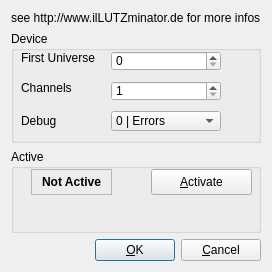
Above: libs/udmxout/configureudmxout.ui from Andersbakken/qlc before the change. Below: the same form after it.
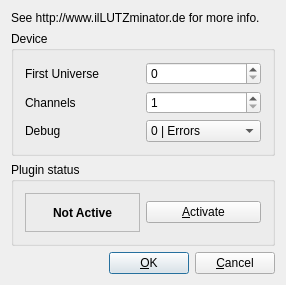
That is the form after the change.

Commit message: Fixed udmxout configure dialog to respect user resizing. Fixed exported plugin name so that the plugin is recognized. Added -lusb to all targets. Win32 port isn't probably working now.

What changed in the file:
```diff
--- a/libs/udmxout/configureudmxout.ui
+++ b/libs/udmxout/configureudmxout.ui
@@ -5,91 +5,151 @@
    <rect>
     <x>0</x>
     <y>0</y>
-    <width>269</width>
-    <height>272</height>
+    <width>286</width>
+    <height>285</height>
    </rect>
   </property>
   <property name="windowTitle" >
    <string>Configure uDMX Plugin</string>
   </property>
-  <layout class="QGridLayout" >
-   <item row="2" column="1" >
-    <layout class="QGridLayout" >
-     <item row="1" column="0" >
-      <layout class="QGridLayout" >
-       <item row="1" column="0" >
-        <spacer name="spacer2" >
-         <property name="orientation" >
-          <enum>Qt::Horizontal</enum>
+  <layout class="QVBoxLayout" name="verticalLayout" >
+   <item>
+    <widget class="QLabel" name="label" >
+     <property name="sizePolicy" >
+      <sizepolicy vsizetype="Fixed" hsizetype="Preferred" >
+       <horstretch>0</horstretch>
+       <verstretch>0</verstretch>
+      </sizepolicy>
+     </property>
+     <property name="text" >
+      <string>See http://www.ilLUTZminator.de for more info.</string>
+     </property>
+    </widget>
+   </item>
+   <item>
+    <widget class="QGroupBox" name="groupBox_2" >
+     <property name="title" >
+      <string>Device</string>
+     </property>
+     <layout class="QGridLayout" name="gridLayout" >
+      <item row="0" column="0" >
+       <widget class="QLabel" name="textLabel1_2" >
+        <property name="text" >
+         <string>First Universe</string>
+        </property>
+        <property name="wordWrap" >
+         <bool>false</bool>
+        </property>
+       </widget>
+      </item>
+      <item row="0" column="1" >
+       <widget class="QSpinBox" name="m_firstUnivSpinBox" >
+        <property name="sizePolicy" >
+         <sizepolicy vsizetype="Preferred" hsizetype="Preferred" >
+          <horstretch>0</horstretch>
+          <verstretch>0</verstretch>
+         </sizepolicy>
+        </property>
+        <property name="toolTip" >
+         <string>The number of the first universe</string>
+        </property>
+        <property name="minimum" >
+         <number>0</number>
+        </property>
+        <property name="maximum" >
+         <number>8</number>
+        </property>
+        <property name="value" >
+         <number>0</number>
+        </property>
+       </widget>
+      </item>
+      <item row="1" column="0" >
+       <widget class="QLabel" name="lbl_Chan" >
+        <property name="text" >
+         <string>Channels</string>
+        </property>
+        <property name="wordWrap" >
+         <bool>false</bool>
+        </property>
+       </widget>
+      </item>
+      <item row="1" column="1" >
+       <widget class="QSpinBox" name="m_spnChannel" >
+        <property name="sizePolicy" >
+         <sizepolicy vsizetype="Preferred" hsizetype="Preferred" >
+          <horstretch>0</horstretch>
+          <verstretch>0</verstretch>
+         </sizepolicy>
+        </property>
+        <property name="toolTip" >
+         <string>Number of channels supported</string>
+        </property>
+        <property name="minimum" >
+         <number>1</number>
+        </property>
+        <property name="maximum" >
+         <number>512</number>
+        </property>
+        <property name="value" >
+         <number>1</number>
+        </property>
+       </widget>
+      </item>
+      <item row="2" column="0" >
+       <widget class="QLabel" name="textLabel2" >
+        <property name="text" >
+         <string>Debug</string>
+        </property>
+        <property name="wordWrap" >
+         <bool>false</bool>
+        </property>
+       </widget>
+      </item>
+      <item row="2" column="1" >
+       <widget class="QComboBox" name="m_cmbDebug" >
+        <property name="sizePolicy" >
+         <sizepolicy vsizetype="Preferred" hsizetype="Preferred" >
+          <horstretch>0</horstretch>
+          <verstretch>0</verstretch>
+         </sizepolicy>
+        </property>
+        <property name="toolTip" >
+         <string>Console debug level</string>
+        </property>
+        <item>
+         <property name="text" >
+          <string>0 | Errors</string>
          </property>
-         <property name="sizeType" >
-          <enum>QSizePolicy::Expanding</enum>
+        </item>
+        <item>
+         <property name="text" >
+          <string>1 | Warnings</string>
          </property>
-         <property name="sizeHint" stdset="0" >
-          <size>
-           <width>103</width>
-           <height>20</height>
-          </size>
-         </property>
-        </spacer>
-       </item>
-       <item row="1" column="2" >
-        <widget class="QPushButton" name="m_cancel" >
-         <property name="sizePolicy" >
-          <sizepolicy vsizetype="Fixed" hsizetype="Fixed" >
-           <horstretch>0</horstretch>
-           <verstretch>0</verstretch>
-          </sizepolicy>
-         </property>
-         <property name="toolTip" >
-          <string>Reject changes and close the dialog</string>
-         </property>
+        </item>
+        <item>
          <property name="text" >
-          <string>&amp;Cancel</string>
+          <string>2 | Infos</string>
          </property>
-         <property name="shortcut" >
-          <string>Alt+C</string>
-         </property>
-        </widget>
-       </item>
-       <item row="1" column="1" >
-        <widget class="QPushButton" name="m_ok" >
-         <property name="sizePolicy" >
-          <sizepolicy vsizetype="Fixed" hsizetype="Fixed" >
-           <horstretch>0</horstretch>
-           <verstretch>0</verstretch>
-          </sizepolicy>
-         </property>
-         <property name="toolTip" >
-          <string>Accept changes and close the dialog</string>
-         </property>
+        </item>
+        <item>
          <property name="text" >
-          <string>&amp;OK</string>
+          <string>3 | All</string>
          </property>
-         <property name="shortcut" >
-          <string>Alt+O</string>
-         </property>
-         <property name="default" >
-          <bool>true</bool>
-         </property>
-        </widget>
-       </item>
-      </layout>
-     </item>
-     <item row="0" column="0" >
-      <widget class="QGroupBox" name="groupBox" >
-       <property name="title" >
-        <string>Active</string>
-       </property>
+        </item>
+       </widget>
+      </item>
+     </layout>
+    </widget>
+   </item>
+   <item>
+    <widget class="QGroupBox" name="groupBox" >
+     <property name="title" >
+      <string>Plugin status</string>
+     </property>
+     <layout class="QHBoxLayout" name="horizontalLayout" >
+      <item>
        <widget class="QLabel" name="m_statusLabel" >
-        <property name="geometry" >
-         <rect>
-          <x>20</x>
-          <y>20</y>
-          <width>81</width>
-          <height>26</height>
-         </rect>
-        </property>
         <property name="font" >
          <font>
           <weight>75</weight>
@@ -115,15 +175,9 @@
          <bool>false</bool>
         </property>
        </widget>
+      </item>
+      <item>
        <widget class="QPushButton" name="m_activate" >
-        <property name="geometry" >
-         <rect>
-          <x>140</x>
-          <y>20</y>
-          <width>101</width>
-          <height>26</height>
-         </rect>
-        </property>
         <property name="toolTip" >
          <string>Activate the interface. Pressing this button also saves settings.</string>
         </property>
@@ -134,155 +188,71 @@
          <string>Alt+A</string>
         </property>
        </widget>
+      </item>
+     </layout>
+    </widget>
+   </item>
+   <item>
+    <layout class="QHBoxLayout" name="horizontalLayout_2" >
+     <item>
+      <spacer name="spacer2" >
+       <property name="orientation" >
+        <enum>Qt::Horizontal</enum>
+       </property>
+       <property name="sizeType" >
+        <enum>QSizePolicy::Expanding</enum>
+       </property>
+       <property name="sizeHint" stdset="0" >
+        <size>
+         <width>103</width>
+         <height>20</height>
+        </size>
+       </property>
+      </spacer>
+     </item>
+     <item>
+      <widget class="QPushButton" name="m_ok" >
+       <property name="sizePolicy" >
+        <sizepolicy vsizetype="Fixed" hsizetype="Fixed" >
+         <horstretch>0</horstretch>
+         <verstretch>0</verstretch>
+        </sizepolicy>
+       </property>
+       <property name="toolTip" >
+        <string>Accept changes and close the dialog</string>
+       </property>
+       <property name="text" >
+        <string>&amp;OK</string>
+       </property>
+       <property name="shortcut" >
+        <string>Alt+O</string>
+       </property>
+       <property name="default" >
+        <bool>true</bool>
+       </property>
+      </widget>
+     </item>
+     <item>
+      <widget class="QPushButton" name="m_cancel" >
+       <property name="sizePolicy" >
+        <sizepolicy vsizetype="Fixed" hsizetype="Fixed" >
+         <horstretch>0</horstretch>
+         <verstretch>0</verstretch>
+        </sizepolicy>
+       </property>
+       <property name="toolTip" >
+        <string>Reject changes and close the dialog</string>
+       </property>
+       <property name="text" >
+        <string>&amp;Cancel</string>
+       </property>
+       <property name="shortcut" >
+        <string>Alt+C</string>
+       </property>
       </widget>
      </item>
     </layout>
    </item>
-   <item row="1" column="1" >
-    <widget class="QGroupBox" name="groupBox_2" >
-     <property name="title" >
-      <string>Device</string>
-     </property>
-     <widget class="QLabel" name="textLabel1_2" >
-      <property name="geometry" >
-       <rect>
-        <x>10</x>
-        <y>20</y>
-        <width>227</width>
-        <height>14</height>
-       </rect>
-      </property>
-      <property name="text" >
-       <string>First Universe</string>
-      </property>
-      <property name="wordWrap" >
-       <bool>false</bool>
-      </property>
-     </widget>
-     <widget class="QSpinBox" name="m_firstUnivSpinBox" >
-      <property name="geometry" >
-       <rect>
-        <x>100</x>
-        <y>20</y>
-        <width>110</width>
-        <height>20</height>
-       </rect>
-      </property>
-      <property name="toolTip" >
-       <string>first number added to &lt;Name></string>
-      </property>
-      <property name="minimum" >
-       <number>0</number>
-      </property>
-      <property name="maximum" >
-       <number>8</number>
-      </property>
-      <property name="value" >
-       <number>0</number>
-      </property>
-     </widget>
-     <widget class="QLabel" name="lbl_Chan" >
-      <property name="geometry" >
-       <rect>
-        <x>10</x>
-        <y>50</y>
-        <width>111</width>
-        <height>14</height>
-       </rect>
-      </property>
-      <property name="text" >
-       <string>Channels</string>
-      </property>
-      <property name="wordWrap" >
-       <bool>false</bool>
-      </property>
-     </widget>
-     <widget class="QSpinBox" name="m_spnChannel" >
-      <property name="geometry" >
-       <rect>
-        <x>100</x>
-        <y>50</y>
-        <width>110</width>
-        <height>20</height>
-       </rect>
-      </property>
-      <property name="toolTip" >
-       <string>refer to uDMX documentation</string>
-      </property>
-      <property name="minimum" >
-       <number>1</number>
-      </property>
-      <property name="maximum" >
-       <number>512</number>
-      </property>
-      <property name="value" >
-       <number>1</number>
-      </property>
-     </widget>
-     <widget class="QLabel" name="textLabel2" >
-      <property name="geometry" >
-       <rect>
-        <x>10</x>
-        <y>80</y>
-        <width>111</width>
-        <height>20</height>
-       </rect>
-      </property>
-      <property name="text" >
-       <string>Debug</string>
-      </property>
-      <property name="wordWrap" >
-       <bool>false</bool>
-      </property>
-     </widget>
-     <widget class="QComboBox" name="m_cmbDebug" >
-      <property name="geometry" >
-       <rect>
-        <x>100</x>
-        <y>80</y>
-        <width>110</width>
-        <height>20</height>
-       </rect>
-      </property>
-      <property name="toolTip" >
-       <string>write to console output ?</string>
-      </property>
-      <item>
-       <property name="text" >
-        <string>0 | Errors</string>
-       </property>
-      </item>
-      <item>
-       <property name="text" >
-        <string>1 | Warnings</string>
-       </property>
-      </item>
-      <item>
-       <property name="text" >
-        <string>2 | Infos</string>
-       </property>
-      </item>
-      <item>
-       <property name="text" >
-        <string>3 | All</string>
-       </property>
-      </item>
-     </widget>
-    </widget>
-   </item>
-   <item row="0" column="1" >
-    <widget class="QLabel" name="label" >
-     <property name="sizePolicy" >
-      <sizepolicy vsizetype="Fixed" hsizetype="Preferred" >
-       <horstretch>0</horstretch>
-       <verstretch>0</verstretch>
-      </sizepolicy>
-     </property>
-     <property name="text" >
-      <string>see http://www.ilLUTZminator.de for more infos</string>
-     </property>
-    </widget>
-   </item>
   </layout>
  </widget>
  <layoutdefault spacing="6" margin="11" />
```
The commit also changes 2 other files.
